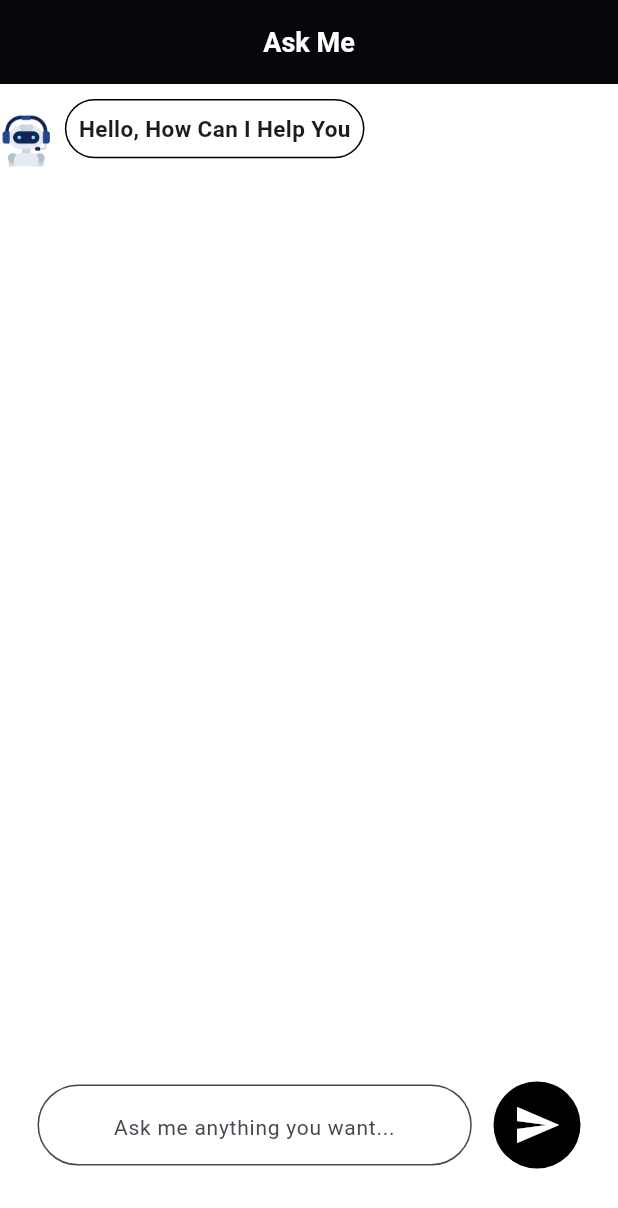
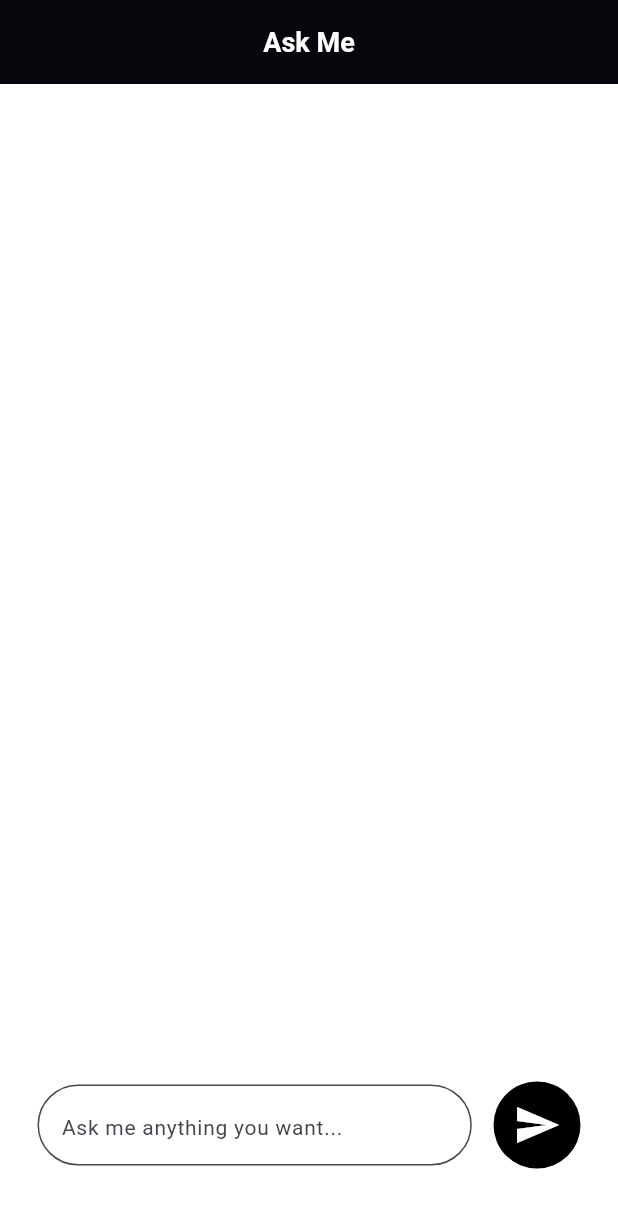
Before and after one commit to developertouch/chatbot, a Flutter app: the screen it shows after launch, on a phone screen of 412 x 824 dp. Shown: the top 1208 px of the screen. Run offline on Flutter 3.47's test engine with Material 3 defaults, Android fonts, the phone set to English and light mode, and no system bars; drawn by our look-alikes of animated_text_kit; our stand-ins replace google_generative_ai; missing offline and left inert: clipboard.

Commit message:
second commit

```diff
--- a/lib/home_screen.dart
+++ b/lib/home_screen.dart
@@ -1,5 +1,6 @@
 import 'package:animated_text_kit/animated_text_kit.dart';
 import 'package:clipboard/clipboard.dart';
+import 'package:flutter/cupertino.dart';
 import 'package:flutter/material.dart';
 import 'package:flutter/services.dart';
 import 'package:google_generative_ai/google_generative_ai.dart';
@@ -68,46 +69,46 @@ class _Home_ScreenState extends State<Home_Screen> {
         elevation: 3,
       ),
       body: Column(
+        children: [
 
-        children: [
           SizedBox(height: 10,),
-          Row(
-            children: [
-              Image.asset('assets/images/logo 1.png',width: 35,),
-              Container(
-                constraints: BoxConstraints(
-                    maxWidth: mq.width * .6
-                ),
-                margin: EdgeInsets.only(
-                    bottom: mq.height * .02, left: mq.width *.02
-                ),
-                padding: EdgeInsets.symmetric(
-                  vertical: mq.height * .01, horizontal: mq.width *.02,
-                ),
-                decoration: BoxDecoration(
-                    border: Border.all(color: Colors.black),
-                    borderRadius: BorderRadius.circular(20)),
-                child: AnimatedTextKit(
-                  animatedTexts: [
-                    TypewriterAnimatedText(
-                      'Hello, How Can I Help You',
-                      textStyle: const TextStyle(
-                        fontSize: 15.0,
-                        fontWeight: FontWeight.bold,
-                      ),
-                      speed: const Duration(milliseconds: 200),
-                    ),
-                  ],
-
-                  totalRepeatCount: 1,
-                  pause: const Duration(milliseconds: 1000),
-                  displayFullTextOnTap: true,
-                  stopPauseOnTap: true,
-                ),
-
-              ),
-            ],
-          ),
+          // Row(
+          //   children: [
+          //     Image.asset('assets/images/logo 1.png',width: 35,),
+          //     Container(
+          //       constraints: BoxConstraints(
+          //           maxWidth: mq.width * .6
+          //       ),
+          //       margin: EdgeInsets.only(
+          //           bottom: mq.height * .02, left: mq.width *.02
+          //       ),
+          //       padding: EdgeInsets.symmetric(
+          //         vertical: mq.height * .01, horizontal: mq.width *.02,
+          //       ),
+          //       decoration: BoxDecoration(
+          //           border: Border.all(color: Colors.black),
+          //           borderRadius: BorderRadius.circular(20)),
+          //       child: AnimatedTextKit(
+          //         animatedTexts: [
+          //           TypewriterAnimatedText(
+          //             'Hello, How Can I Help You',
+          //             textStyle: const TextStyle(
+          //               fontSize: 15.0,
+          //               fontWeight: FontWeight.bold,
+          //             ),
+          //             speed: const Duration(milliseconds: 200),
+          //           ),
+          //         ],
+          //
+          //         totalRepeatCount: 1,
+          //         pause: const Duration(milliseconds: 1000),
+          //         displayFullTextOnTap: true,
+          //         stopPauseOnTap: true,
+          //       ),
+          //
+          //     ),
+          //   ],
+          // ),
           Expanded(child: ListView.builder(
               itemCount:prompt.length ,
               itemBuilder: (context,index){
@@ -122,7 +123,7 @@ class _Home_ScreenState extends State<Home_Screen> {
                   flex: 20,
                   child: TextField(
                     controller: promptController,
-                  textAlign: TextAlign.center,
+                  textAlign: TextAlign.start,
                   onTapOutside: (e) => FocusScope.of(context).unfocus(),
                   style: TextStyle(
                     color: Colors.black,
--- a/lib/model.dart
+++ b/lib/model.dart
@@ -3,5 +3,6 @@ class ModelMessage{
   final String message;
   final DateTime time;
 
-  ModelMessage({required this.isPrompt, required this.message, required this.time});
+
+  ModelMessage( {required this.isPrompt, required this.message, required this.time});
 }
```
Also changed, not shown: assets/images/bk.jpeg (added).
